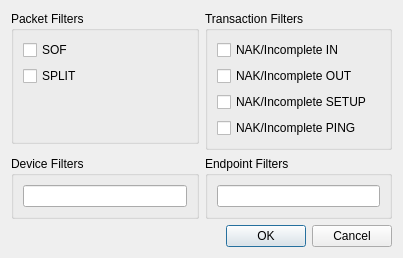
This is ui/filterwindow.ui in lambdaconcept/usb2sniffer-qt as Qt 5 draws it before an edit. The edited form follows.
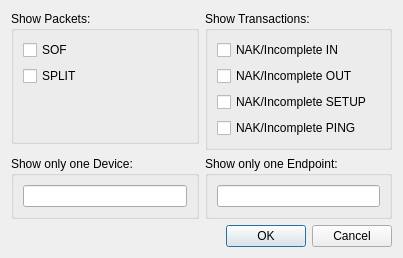
This is the edited form.

Commit message: change filtering labels for better understanding (hopefully)

Patch:
```diff
--- a/ui/filterwindow.ui
+++ b/ui/filterwindow.ui
@@ -17,7 +17,7 @@
    <item row="0" column="1" rowspan="2">
     <widget class="QGroupBox" name="groupBox_2">
      <property name="title">
-      <string>Transaction Filters</string>
+      <string>Show Transactions:</string>
      </property>
      <layout class="QVBoxLayout" name="verticalLayout_2">
       <item>
@@ -79,7 +79,7 @@
    <item row="0" column="0">
     <widget class="QGroupBox" name="groupBox">
      <property name="title">
-      <string>Packet Filters</string>
+      <string>Show Packets:</string>
      </property>
      <layout class="QVBoxLayout" name="verticalLayout">
       <item>
@@ -131,7 +131,7 @@
       <bool>true</bool>
      </property>
      <property name="title">
-      <string>Device Filters</string>
+      <string>Show only one Device:</string>
      </property>
      <property name="checkable">
       <bool>false</bool>
@@ -152,7 +152,7 @@
       <bool>true</bool>
      </property>
      <property name="title">
-      <string>Endpoint Filters</string>
+      <string>Show only one Endpoint:</string>
      </property>
      <layout class="QVBoxLayout" name="verticalLayout_4">
       <item>
```
